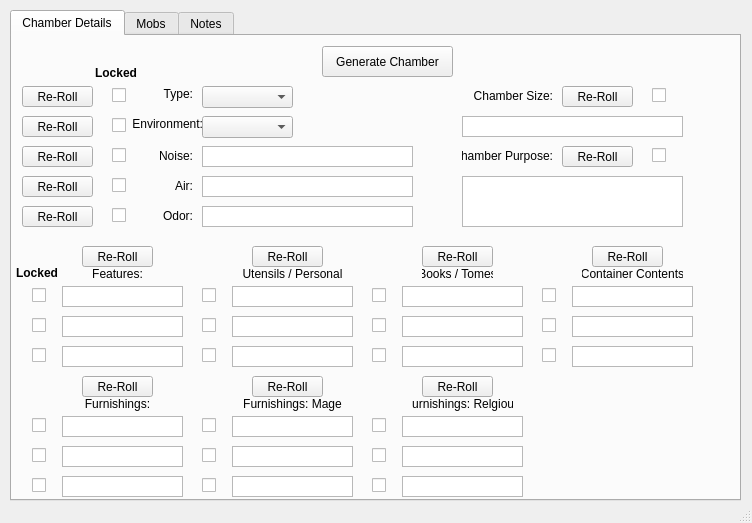
Old version of the form RSMaker/QTemplates/Chamber.ui in the repository Tellusionist/RPGRandomSessionMaker.
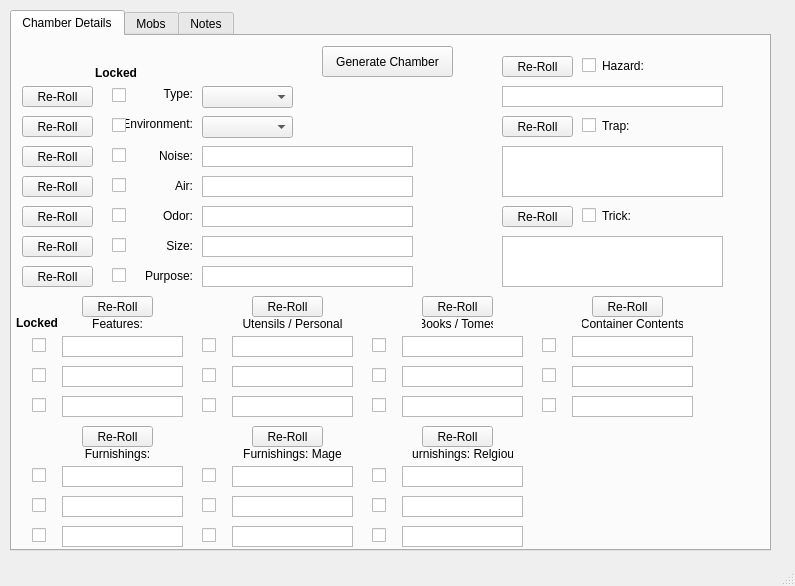
New version of the form. Icons and pictures are not drawn.

Commit message: dynamically create new chambers

Diff of the .ui file:
```diff
--- a/RSMaker/QTemplates/Chamber.ui
+++ b/RSMaker/QTemplates/Chamber.ui
@@ -6,8 +6,8 @@
    <rect>
     <x>0</x>
     <y>0</y>
-    <width>752</width>
-    <height>523</height>
+    <width>795</width>
+    <height>586</height>
    </rect>
   </property>
   <property name="windowTitle">
@@ -23,8 +23,8 @@
      <rect>
       <x>10</x>
       <y>10</y>
-      <width>731</width>
-      <height>491</height>
+      <width>761</width>
+      <height>541</height>
      </rect>
     </property>
     <property name="currentIndex">
@@ -51,7 +51,7 @@
       <property name="geometry">
        <rect>
         <x>20</x>
-        <y>280</y>
+        <y>330</y>
         <width>16</width>
         <height>18</height>
        </rect>
@@ -64,7 +64,7 @@
       <property name="geometry">
        <rect>
         <x>50</x>
-        <y>280</y>
+        <y>330</y>
         <width>121</width>
         <height>21</height>
        </rect>
@@ -86,7 +86,7 @@
       <property name="geometry">
        <rect>
         <x>240</x>
-        <y>210</y>
+        <y>260</y>
         <width>71</width>
         <height>21</height>
        </rect>
@@ -99,7 +99,7 @@
       <property name="geometry">
        <rect>
         <x>20</x>
-        <y>380</y>
+        <y>430</y>
         <width>16</width>
         <height>18</height>
        </rect>
@@ -112,7 +112,7 @@
       <property name="geometry">
        <rect>
         <x>390</x>
-        <y>380</y>
+        <y>430</y>
         <width>121</width>
         <height>21</height>
        </rect>
@@ -147,7 +147,7 @@
       <property name="geometry">
        <rect>
         <x>190</x>
-        <y>440</y>
+        <y>490</y>
         <width>16</width>
         <height>18</height>
        </rect>
@@ -160,7 +160,7 @@
       <property name="geometry">
        <rect>
         <x>50</x>
-        <y>250</y>
+        <y>300</y>
         <width>121</width>
         <height>21</height>
        </rect>
@@ -182,7 +182,7 @@
       <property name="geometry">
        <rect>
         <x>20</x>
-        <y>250</y>
+        <y>300</y>
         <width>16</width>
         <height>18</height>
        </rect>
@@ -195,7 +195,7 @@
       <property name="geometry">
        <rect>
         <x>560</x>
-        <y>250</y>
+        <y>300</y>
         <width>121</width>
         <height>21</height>
        </rect>
@@ -217,7 +217,7 @@
       <property name="geometry">
        <rect>
         <x>70</x>
-        <y>210</y>
+        <y>260</y>
         <width>71</width>
         <height>21</height>
        </rect>
@@ -230,7 +230,7 @@
       <property name="geometry">
        <rect>
         <x>240</x>
-        <y>340</y>
+        <y>390</y>
         <width>71</width>
         <height>21</height>
        </rect>
@@ -242,7 +242,7 @@
      <widget class="QLabel" name="lbl_Environment">
       <property name="geometry">
        <rect>
-        <x>120</x>
+        <x>110</x>
         <y>80</y>
         <width>71</width>
         <height>16</height>
@@ -262,7 +262,7 @@
       <property name="geometry">
        <rect>
         <x>190</x>
-        <y>310</y>
+        <y>360</y>
         <width>16</width>
         <height>18</height>
        </rect>
@@ -288,7 +288,7 @@
       <property name="geometry">
        <rect>
         <x>580</x>
-        <y>210</y>
+        <y>260</y>
         <width>71</width>
         <height>21</height>
        </rect>
@@ -301,7 +301,7 @@
       <property name="geometry">
        <rect>
         <x>220</x>
-        <y>310</y>
+        <y>360</y>
         <width>121</width>
         <height>21</height>
        </rect>
@@ -323,7 +323,7 @@
       <property name="geometry">
        <rect>
         <x>50</x>
-        <y>380</y>
+        <y>430</y>
         <width>121</width>
         <height>21</height>
        </rect>
@@ -345,7 +345,7 @@
       <property name="geometry">
        <rect>
         <x>390</x>
-        <y>440</y>
+        <y>490</y>
         <width>121</width>
         <height>21</height>
        </rect>
@@ -367,7 +367,7 @@
       <property name="geometry">
        <rect>
         <x>50</x>
-        <y>410</y>
+        <y>460</y>
         <width>121</width>
         <height>21</height>
        </rect>
@@ -389,7 +389,7 @@
       <property name="geometry">
        <rect>
         <x>530</x>
-        <y>280</y>
+        <y>330</y>
         <width>16</width>
         <height>18</height>
        </rect>
@@ -402,7 +402,7 @@
       <property name="geometry">
        <rect>
         <x>190</x>
-        <y>410</y>
+        <y>460</y>
         <width>16</width>
         <height>18</height>
        </rect>
@@ -428,7 +428,7 @@
       <property name="geometry">
        <rect>
         <x>360</x>
-        <y>380</y>
+        <y>430</y>
         <width>16</width>
         <height>18</height>
        </rect>
@@ -441,7 +441,7 @@
       <property name="geometry">
        <rect>
         <x>230</x>
-        <y>230</y>
+        <y>280</y>
         <width>101</width>
         <height>16</height>
        </rect>
@@ -460,7 +460,7 @@
       <property name="geometry">
        <rect>
         <x>360</x>
-        <y>280</y>
+        <y>330</y>
         <width>16</width>
         <height>18</height>
        </rect>
@@ -473,7 +473,7 @@
       <property name="geometry">
        <rect>
         <x>20</x>
-        <y>310</y>
+        <y>360</y>
         <width>16</width>
         <height>18</height>
        </rect>
@@ -486,7 +486,7 @@
       <property name="geometry">
        <rect>
         <x>50</x>
-        <y>440</y>
+        <y>490</y>
         <width>121</width>
         <height>21</height>
        </rect>
@@ -508,7 +508,7 @@
       <property name="geometry">
        <rect>
         <x>4</x>
-        <y>230</y>
+        <y>280</y>
         <width>47</width>
         <height>13</height>
        </rect>
@@ -527,7 +527,7 @@
       <property name="geometry">
        <rect>
         <x>70</x>
-        <y>360</y>
+        <y>410</y>
         <width>71</width>
         <height>16</height>
        </rect>
@@ -546,7 +546,7 @@
       <property name="geometry">
        <rect>
         <x>390</x>
-        <y>310</y>
+        <y>360</y>
         <width>121</width>
         <height>21</height>
        </rect>
@@ -568,7 +568,7 @@
       <property name="geometry">
        <rect>
         <x>220</x>
-        <y>280</y>
+        <y>330</y>
         <width>121</width>
         <height>21</height>
        </rect>
@@ -590,7 +590,7 @@
       <property name="geometry">
        <rect>
         <x>570</x>
-        <y>230</y>
+        <y>280</y>
         <width>101</width>
         <height>16</height>
        </rect>
@@ -609,7 +609,7 @@
       <property name="geometry">
        <rect>
         <x>360</x>
-        <y>410</y>
+        <y>460</y>
         <width>16</width>
         <height>18</height>
        </rect>
@@ -635,7 +635,7 @@
       <property name="geometry">
        <rect>
         <x>220</x>
-        <y>380</y>
+        <y>430</y>
         <width>121</width>
         <height>21</height>
        </rect>
@@ -657,7 +657,7 @@
       <property name="geometry">
        <rect>
         <x>560</x>
-        <y>280</y>
+        <y>330</y>
         <width>121</width>
         <height>21</height>
        </rect>
@@ -705,7 +705,7 @@
       <property name="geometry">
        <rect>
         <x>230</x>
-        <y>360</y>
+        <y>410</y>
         <width>101</width>
         <height>16</height>
        </rect>
@@ -724,7 +724,7 @@
       <property name="geometry">
        <rect>
         <x>190</x>
-        <y>280</y>
+        <y>330</y>
         <width>16</width>
         <height>18</height>
        </rect>
@@ -737,7 +737,7 @@
       <property name="geometry">
        <rect>
         <x>20</x>
-        <y>440</y>
+        <y>490</y>
         <width>16</width>
         <height>18</height>
        </rect>
@@ -769,7 +769,7 @@
       <property name="geometry">
        <rect>
         <x>530</x>
-        <y>250</y>
+        <y>300</y>
         <width>16</width>
         <height>18</height>
        </rect>
@@ -814,7 +814,7 @@
       <property name="geometry">
        <rect>
         <x>70</x>
-        <y>230</y>
+        <y>280</y>
         <width>71</width>
         <height>16</height>
        </rect>
@@ -833,7 +833,7 @@
       <property name="geometry">
        <rect>
         <x>400</x>
-        <y>360</y>
+        <y>410</y>
         <width>101</width>
         <height>16</height>
        </rect>
@@ -852,7 +852,7 @@
       <property name="geometry">
        <rect>
         <x>390</x>
-        <y>280</y>
+        <y>330</y>
         <width>121</width>
         <height>21</height>
        </rect>
@@ -884,7 +884,7 @@
       <property name="geometry">
        <rect>
         <x>530</x>
-        <y>310</y>
+        <y>360</y>
         <width>16</width>
         <height>18</height>
        </rect>
@@ -910,7 +910,7 @@
       <property name="geometry">
        <rect>
         <x>220</x>
-        <y>440</y>
+        <y>490</y>
         <width>121</width>
         <height>21</height>
        </rect>
@@ -932,7 +932,7 @@
       <property name="geometry">
        <rect>
         <x>410</x>
-        <y>230</y>
+        <y>280</y>
         <width>71</width>
         <height>16</height>
        </rect>
@@ -951,7 +951,7 @@
       <property name="geometry">
        <rect>
         <x>410</x>
-        <y>210</y>
+        <y>260</y>
         <width>71</width>
         <height>21</height>
        </rect>
@@ -977,7 +977,7 @@
       <property name="geometry">
        <rect>
         <x>360</x>
-        <y>310</y>
+        <y>360</y>
         <width>16</width>
         <height>18</height>
        </rect>
@@ -990,7 +990,7 @@
       <property name="geometry">
        <rect>
         <x>220</x>
-        <y>410</y>
+        <y>460</y>
         <width>121</width>
         <height>21</height>
        </rect>
@@ -1012,7 +1012,7 @@
       <property name="geometry">
        <rect>
         <x>360</x>
-        <y>440</y>
+        <y>490</y>
         <width>16</width>
         <height>18</height>
        </rect>
@@ -1025,7 +1025,7 @@
       <property name="geometry">
        <rect>
         <x>560</x>
-        <y>310</y>
+        <y>360</y>
         <width>121</width>
         <height>21</height>
        </rect>
@@ -1047,7 +1047,7 @@
       <property name="geometry">
        <rect>
         <x>50</x>
-        <y>310</y>
+        <y>360</y>
         <width>121</width>
         <height>21</height>
        </rect>
@@ -1101,7 +1101,7 @@
       <property name="geometry">
        <rect>
         <x>390</x>
-        <y>410</y>
+        <y>460</y>
         <width>121</width>
         <height>21</height>
        </rect>
@@ -1136,7 +1136,7 @@
       <property name="geometry">
        <rect>
         <x>220</x>
-        <y>250</y>
+        <y>300</y>
         <width>121</width>
         <height>21</height>
        </rect>
@@ -1158,7 +1158,7 @@
       <property name="geometry">
        <rect>
         <x>390</x>
-        <y>250</y>
+        <y>300</y>
         <width>121</width>
         <height>21</height>
        </rect>
@@ -1180,7 +1180,7 @@
       <property name="geometry">
        <rect>
         <x>20</x>
-        <y>410</y>
+        <y>460</y>
         <width>16</width>
         <height>18</height>
        </rect>
@@ -1238,7 +1238,7 @@
       <property name="geometry">
        <rect>
         <x>360</x>
-        <y>250</y>
+        <y>300</y>
         <width>16</width>
         <height>18</height>
        </rect>
@@ -1270,7 +1270,7 @@
       <property name="geometry">
        <rect>
         <x>190</x>
-        <y>250</y>
+        <y>300</y>
         <width>16</width>
         <height>18</height>
        </rect>
@@ -1283,7 +1283,7 @@
       <property name="geometry">
        <rect>
         <x>190</x>
-        <y>380</y>
+        <y>430</y>
         <width>16</width>
         <height>18</height>
        </rect>
@@ -1296,7 +1296,7 @@
       <property name="geometry">
        <rect>
         <x>70</x>
-        <y>340</y>
+        <y>390</y>
         <width>71</width>
         <height>21</height>
        </rect>
@@ -1309,7 +1309,7 @@
       <property name="geometry">
        <rect>
         <x>410</x>
-        <y>340</y>
+        <y>390</y>
         <width>71</width>
         <height>21</height>
        </rect>
@@ -1331,8 +1331,8 @@
      <widget class="QPushButton" name="btn_rr_ChamSize">
       <property name="geometry">
        <rect>
-        <x>550</x>
-        <y>50</y>
+        <x>10</x>
+        <y>200</y>
         <width>71</width>
         <height>21</height>
        </rect>
@@ -1344,9 +1344,9 @@
      <widget class="QLabel" name="lbl_ChamSize">
       <property name="geometry">
        <rect>
-        <x>460</x>
-        <y>50</y>
-        <width>81</width>
+        <x>120</x>
+        <y>200</y>
+        <width>61</width>
         <height>20</height>
        </rect>
       </property>
@@ -1354,7 +1354,7 @@
        <enum>Qt::LeftToRight</enum>
       </property>
       <property name="text">
-       <string>Chamber Size:</string>
+       <string>Size:</string>
       </property>
       <property name="alignment">
        <set>Qt::AlignRight|Qt::AlignTrailing|Qt::AlignVCenter</set>
@@ -1363,9 +1363,9 @@
      <widget class="QPlainTextEdit" name="txt_ChamSize">
       <property name="geometry">
        <rect>
-        <x>450</x>
-        <y>80</y>
-        <width>221</width>
+        <x>190</x>
+        <y>200</y>
+        <width>211</width>
         <height>21</height>
        </rect>
       </property>
@@ -1376,8 +1376,8 @@
      <widget class="QCheckBox" name="lck_ChamSize">
       <property name="geometry">
        <rect>
-        <x>640</x>
-        <y>50</y>
+        <x>100</x>
+        <y>200</y>
         <width>16</width>
         <height>18</height>
        </rect>
@@ -1389,9 +1389,9 @@
      <widget class="QLabel" name="lbl_ChamPurpose">
       <property name="geometry">
        <rect>
-        <x>450</x>
-        <y>110</y>
-        <width>91</width>
+        <x>130</x>
+        <y>230</y>
+        <width>51</width>
         <height>20</height>
        </rect>
       </property>
@@ -1399,7 +1399,7 @@
        <enum>Qt::LeftToRight</enum>
       </property>
       <property name="text">
-       <string>Chamber Purpose:</string>
+       <string>Purpose:</string>
       </property>
       <property name="alignment">
        <set>Qt::AlignRight|Qt::AlignTrailing|Qt::AlignVCenter</set>
@@ -1408,10 +1408,10 @@
      <widget class="QPlainTextEdit" name="txt_ChamPurpose">
       <property name="geometry">
        <rect>
-        <x>450</x>
-        <y>140</y>
-        <width>221</width>
-        <height>51</height>
+        <x>190</x>
+        <y>230</y>
+        <width>211</width>
+        <height>21</height>
        </rect>
       </property>
       <property name="verticalScrollBarPolicy">
@@ -1421,8 +1421,8 @@
      <widget class="QPushButton" name="btn_rr_ChamPurpose">
       <property name="geometry">
        <rect>
-        <x>550</x>
-        <y>110</y>
+        <x>10</x>
+        <y>230</y>
         <width>71</width>
         <height>21</height>
        </rect>
@@ -1434,8 +1434,124 @@
      <widget class="QCheckBox" name="lck_ChamPurpose">
       <property name="geometry">
        <rect>
-        <x>640</x>
+        <x>100</x>
+        <y>230</y>
+        <width>16</width>
+        <height>18</height>
+       </rect>
+      </property>
+      <property name="text">
+       <string/>
+      </property>
+     </widget>
+     <widget class="QPushButton" name="btn_rr_ChamHazard">
+      <property name="geometry">
+       <rect>
+        <x>490</x>
+        <y>20</y>
+        <width>71</width>
+        <height>21</height>
+       </rect>
+      </property>
+      <property name="text">
+       <string>Re-Roll</string>
+      </property>
+     </widget>
+     <widget class="QPlainTextEdit" name="txt_ChamHazard">
+      <property name="geometry">
+       <rect>
+        <x>490</x>
+        <y>50</y>
+        <width>221</width>
+        <height>21</height>
+       </rect>
+      </property>
+      <property name="verticalScrollBarPolicy">
+       <enum>Qt::ScrollBarAlwaysOff</enum>
+      </property>
+     </widget>
+     <widget class="QLabel" name="lbl_ChamHazard">
+      <property name="geometry">
+       <rect>
+        <x>590</x>
+        <y>20</y>
+        <width>51</width>
+        <height>20</height>
+       </rect>
+      </property>
+      <property name="layoutDirection">
+       <enum>Qt::LeftToRight</enum>
+      </property>
+      <property name="text">
+       <string>Hazard:</string>
+      </property>
+      <property name="alignment">
+       <set>Qt::AlignLeading|Qt::AlignLeft|Qt::AlignVCenter</set>
+      </property>
+     </widget>
+     <widget class="QCheckBox" name="lck_ChamHazard">
+      <property name="geometry">
+       <rect>
+        <x>570</x>
+        <y>20</y>
+        <width>16</width>
+        <height>18</height>
+       </rect>
+      </property>
+      <property name="text">
+       <string/>
+      </property>
+     </widget>
+     <widget class="QPlainTextEdit" name="txt_Trap">
+      <property name="geometry">
+       <rect>
+        <x>490</x>
         <y>110</y>
+        <width>221</width>
+        <height>51</height>
+       </rect>
+      </property>
+      <property name="verticalScrollBarPolicy">
+       <enum>Qt::ScrollBarAlwaysOff</enum>
+      </property>
+     </widget>
+     <widget class="QLabel" name="lbl_Trap">
+      <property name="geometry">
+       <rect>
+        <x>590</x>
+        <y>80</y>
+        <width>51</width>
+        <height>20</height>
+       </rect>
+      </property>
+      <property name="layoutDirection">
+       <enum>Qt::LeftToRight</enum>
+      </property>
+      <property name="text">
+       <string>Trap:</string>
+      </property>
+      <property name="alignment">
+       <set>Qt::AlignLeading|Qt::AlignLeft|Qt::AlignVCenter</set>
+      </property>
+     </widget>
+     <widget class="QPushButton" name="btn_rr_Trap">
+      <property name="geometry">
+       <rect>
+        <x>490</x>
+        <y>80</y>
+        <width>71</width>
+        <height>21</height>
+       </rect>
+      </property>
+      <property name="text">
+       <string>Re-Roll</string>
+      </property>
+     </widget>
+     <widget class="QCheckBox" name="lck_Trap">
+      <property name="geometry">
+       <rect>
+        <x>570</x>
+        <y>80</y>
         <width>16</width>
         <height>18</height>
        </rect>
@@ -1444,6 +1560,64 @@
        <string/>
       </property>
      </widget>
+     <widget class="QPushButton" name="btn_rr_Trick">
+      <property name="geometry">
+       <rect>
+        <x>490</x>
+        <y>170</y>
+        <width>71</width>
+        <height>21</height>
+       </rect>
+      </property>
+      <property name="text">
+       <string>Re-Roll</string>
+      </property>
+     </widget>
+     <widget class="QCheckBox" name="lck_Trick">
+      <property name="geometry">
+       <rect>
+        <x>570</x>
+        <y>170</y>
+        <width>16</width>
+        <height>18</height>
+       </rect>
+      </property>
+      <property name="text">
+       <string/>
+      </property>
+     </widget>
+     <widget class="QLabel" name="lbl_Trick">
+      <property name="geometry">
+       <rect>
+        <x>590</x>
+        <y>170</y>
+        <width>51</width>
+        <height>20</height>
+       </rect>
+      </property>
+      <property name="layoutDirection">
+       <enum>Qt::LeftToRight</enum>
+      </property>
+      <property name="text">
+       <string>Trick:</string>
+      </property>
+      <property name="alignment">
+       <set>Qt::AlignLeading|Qt::AlignLeft|Qt::AlignVCenter</set>
+      </property>
+     </widget>
+     <widget class="QPlainTextEdit" name="txt_Trick">
+      <property name="geometry">
+       <rect>
+        <x>490</x>
+        <y>200</y>
+        <width>221</width>
+        <height>51</height>
+       </rect>
+      </property>
+      <property name="verticalScrollBarPolicy">
+       <enum>Qt::ScrollBarAlwaysOff</enum>
+      </property>
+     </widget>
     </widget>
     <widget class="QWidget" name="tab_mob">
      <attribute name="title">
```
The commit also changes 7 other files.
